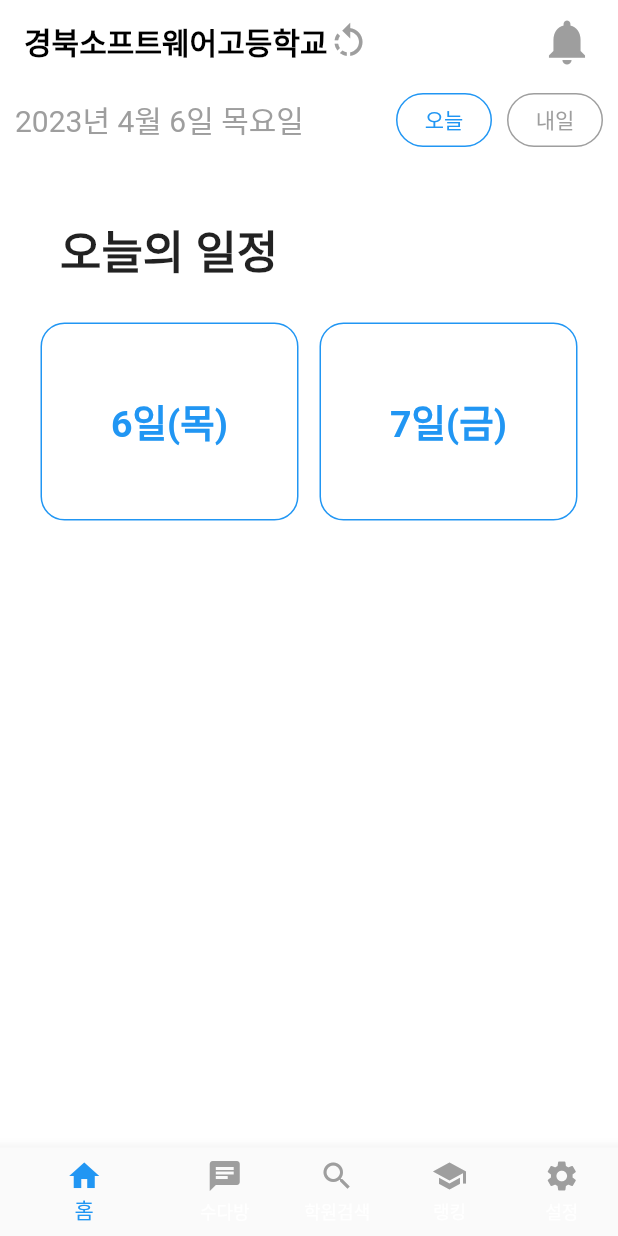
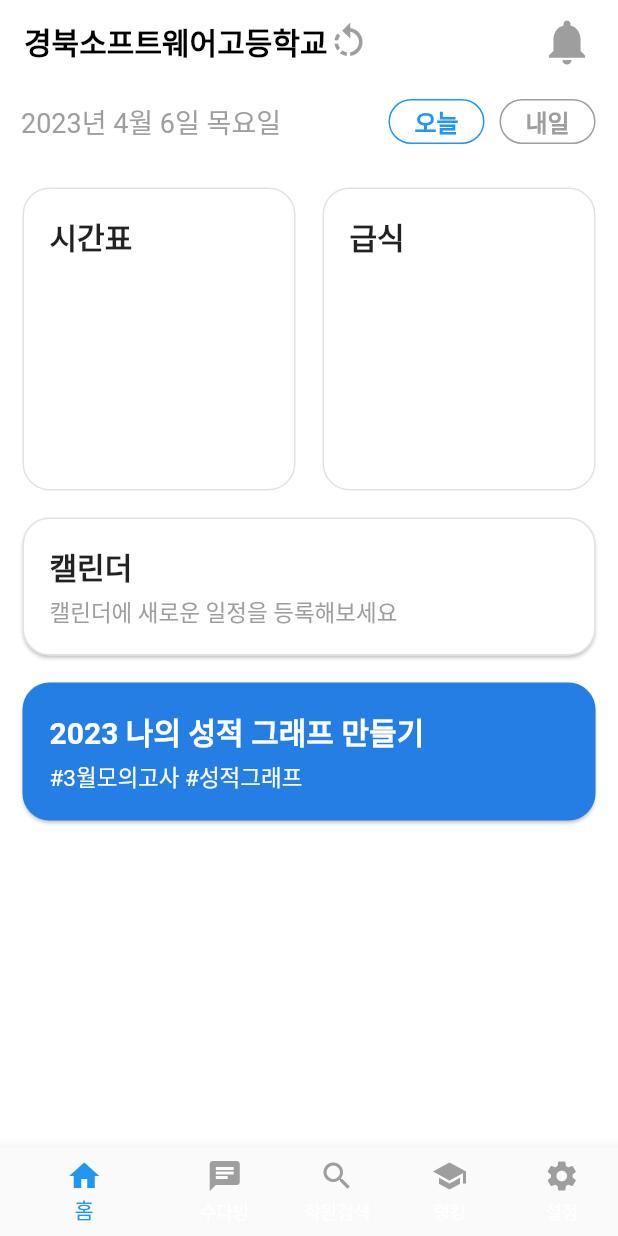
Before and after one commit to dya-only/Flutter, a Flutter app: the screen it shows after launch, on a phone screen of 412 x 824 dp. Run offline on Flutter 3.47's test engine with Material 2 defaults, Android fonts, the phone set to English and light mode, and no system bars.

Commit message:
more uis

```diff
--- a/lib/main.dart
+++ b/lib/main.dart
@@ -70,19 +70,20 @@ class _MyHomePageState extends State<MyHomePage> {
               mainAxisAlignment: MainAxisAlignment.spaceBetween,
               children: <Widget>[
                 Container(
-                  margin: const EdgeInsets.fromLTRB(10, 0, 0, 0),
+                  margin: const EdgeInsets.fromLTRB(14, 10, 0, 20),
                   child: const Text(
                     '2023년 4월 6일 목요일',
                     style: TextStyle(
                       color: Colors.grey,
-                      fontSize: 20,
+                      fontSize: 18,
                     ),
                   ),
                 ),
                 Row(
                   children: <Widget>[
                     Container(
-                      margin: const EdgeInsets.fromLTRB(0, 0, 10, 0),
+                      height: 30,
+                      margin: const EdgeInsets.fromLTRB(0, 10, 10, 20),
                       child: OutlinedButton(
                         onPressed: () {
                           if (kDebugMode) {
@@ -97,11 +98,18 @@ class _MyHomePageState extends State<MyHomePage> {
                               const BorderSide(color: Colors.blue, width: 1.0),
                           shape: const StadiumBorder(),
                         ),
-                        child: const Text('오늘'),
+                        child: const Text(
+                          '오늘',
+                          style: TextStyle(
+                            fontWeight: FontWeight.bold,
+                            fontSize: 16,
+                          ),
+                        ),
                       ),
                     ),
                     Container(
-                      margin: const EdgeInsets.fromLTRB(0, 0, 10, 0),
+                      height: 30,
+                      margin: const EdgeInsets.fromLTRB(0, 10, 15, 20),
                       child: OutlinedButton(
                         onPressed: () {
                           if (kDebugMode) {
@@ -116,24 +124,16 @@ class _MyHomePageState extends State<MyHomePage> {
                               const BorderSide(color: Colors.grey, width: 1.0),
                           shape: const StadiumBorder(),
                         ),
-                        child: const Text('내일'),
+                        child: const Text(
+                          '내일',
+                          style: TextStyle(
+                            fontWeight: FontWeight.bold,
+                            fontSize: 16,
+                          ),
+                        ),
                       ),
                     ),
                   ],
-                ),
-              ],
-            ),
-            Row(
-              children: <Widget>[
-                Container(
-                  margin: const EdgeInsets.fromLTRB(40, 40, 0, 20),
-                  child: const Text(
-                    '오늘의 일정',
-                    style: TextStyle(
-                      fontWeight: FontWeight.bold,
-                      fontSize: 30,
-                    ),
-                  ),
                 ),
               ],
             ),
@@ -143,65 +143,135 @@ class _MyHomePageState extends State<MyHomePage> {
                   mainAxisAlignment: MainAxisAlignment.center,
                   children: <Widget>[
                     Container(
-                      margin: const EdgeInsets.fromLTRB(3, 3, 3, 3),
-                      width: 180,
-                      height: 140,
+                      margin: const EdgeInsets.fromLTRB(5, 5, 5, 5),
+                      width: 190,
+                      height: 210,
                       child: Card(
                         shape: RoundedRectangleBorder(
-                          borderRadius: BorderRadius.circular(16.0),
-                          side:
-                              const BorderSide(width: 1.0, color: Colors.blue),
+                          borderRadius: BorderRadius.circular(18.0),
+                          side: const BorderSide(
+                              width: 1.0,
+                              color: Color.fromARGB(255, 226, 226, 226)),
                         ),
                         elevation: 0.0,
                         color: Colors.white,
-                        child: Center(
-                          child: Column(
-                            mainAxisAlignment: MainAxisAlignment.center,
-                            children: const <Widget>[
-                              Text(
-                                '6일(목)',
+                        child: Container(
+                          margin: const EdgeInsets.all(18),
+                          child: const Text(
+                            '시간표',
                             style: TextStyle(
-                                  fontSize: 25,
-                                  fontWeight: FontWeight.bold,
-                                  color: Colors.blue,
-                                ),
-                              ),
-                            ],
+                                fontSize: 20, fontWeight: FontWeight.bold),
                           ),
                         ),
                       ),
                     ),
                     Container(
-                      margin: const EdgeInsets.fromLTRB(3, 3, 3, 3),
-                      width: 180,
-                      height: 140,
+                      margin: const EdgeInsets.fromLTRB(5, 5, 5, 5),
+                      width: 190,
+                      height: 210,
                       child: Card(
                         shape: RoundedRectangleBorder(
-                          borderRadius: BorderRadius.circular(16.0),
-                          side:
-                              const BorderSide(width: 1.0, color: Colors.blue),
+                          borderRadius: BorderRadius.circular(18.0),
+                          side: const BorderSide(
+                              width: 1.0,
+                              color: Color.fromARGB(255, 226, 226, 226)),
                         ),
                         elevation: 0.0,
                         color: Colors.white,
-                        child: Center(
-                          child: Column(
-                            mainAxisAlignment: MainAxisAlignment.center,
-                            children: const <Widget>[
-                              Text(
-                                '7일(금)',
+                        child: Container(
+                            margin: const EdgeInsets.all(18),
+                            child: const Text(
+                              '급식',
                               style: TextStyle(
-                                  fontSize: 25,
-                                  fontWeight: FontWeight.bold,
-                                  color: Colors.blue,
+                                  fontSize: 20, fontWeight: FontWeight.bold),
+                            )),
                       ),
                     ),
                   ],
                 ),
+              ],
+            ),
+            Column(
+              children: <Widget>[
+                Container(
+                    width: 390,
+                    height: 100,
+                    margin: const EdgeInsets.all(5),
+                    child: Card(
+                      shape: RoundedRectangleBorder(
+                        borderRadius: BorderRadius.circular(18.0),
+                        side: const BorderSide(
+                            width: 1.0,
+                            color: Color.fromARGB(255, 226, 226, 226)),
+                      ),
+                      child: Container(
+                        margin: const EdgeInsets.all(18),
+                        child: Row(
+                          mainAxisAlignment: MainAxisAlignment.start,
+                          children: [
+                            Column(
+                              mainAxisAlignment: MainAxisAlignment.center,
+                              crossAxisAlignment: CrossAxisAlignment.start,
+                              children: <Widget>[
+                                Container(
+                                  margin: const EdgeInsets.fromLTRB(0, 0, 0, 4),
+                                  child: const Text(
+                                    '캘린더',
+                                    style: TextStyle(
+                                        fontSize: 20,
+                                        fontWeight: FontWeight.bold),
                                   ),
                                 ),
+                                const Text(
+                                  '캘린더에 새로운 일정을 등록해보세요',
+                                  style: TextStyle(
+                                      fontSize: 15, color: Colors.grey),
                                 ),
                               ],
                             ),
+                          ],
+                        ),
+                      ),
+                    )),
+                Container(
+                    width: 390,
+                    height: 100,
+                    margin: const EdgeInsets.all(5),
+                    child: Card(
+                      color: const Color.fromARGB(255, 37, 126, 228),
+                      shape: RoundedRectangleBorder(
+                        borderRadius: BorderRadius.circular(18.0),
+                      ),
+                      child: Container(
+                        margin: const EdgeInsets.all(18),
+                        child: Row(
+                          mainAxisAlignment: MainAxisAlignment.start,
+                          children: [
+                            Column(
+                              mainAxisAlignment: MainAxisAlignment.center,
+                              crossAxisAlignment: CrossAxisAlignment.start,
+                              children: <Widget>[
+                                Container(
+                                  margin: const EdgeInsets.fromLTRB(0, 0, 0, 4),
+                                  child: const Text(
+                                    '2023 나의 성적 그래프 만들기',
+                                    style: TextStyle(
+                                        color: Colors.white,
+                                        fontSize: 20,
+                                        fontWeight: FontWeight.bold),
+                                  ),
+                                ),
+                                const Text(
+                                  '#3월모의고사 #성적그래프',
+                                  style: TextStyle(
+                                      fontSize: 15, color: Colors.white),
+                                ),
+                              ],
+                            ),
+                          ],
+                        ),
+                      ),
+                    )),
               ],
             ),
             Container(
```
Lines whose indentation alone changed are shown as unchanged.
